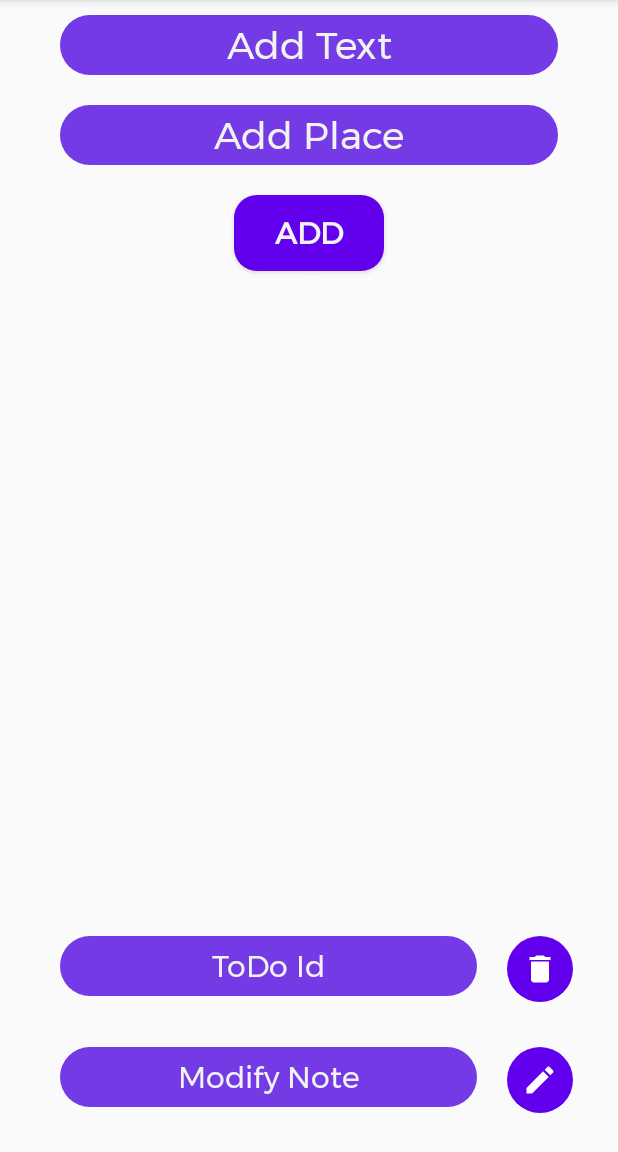
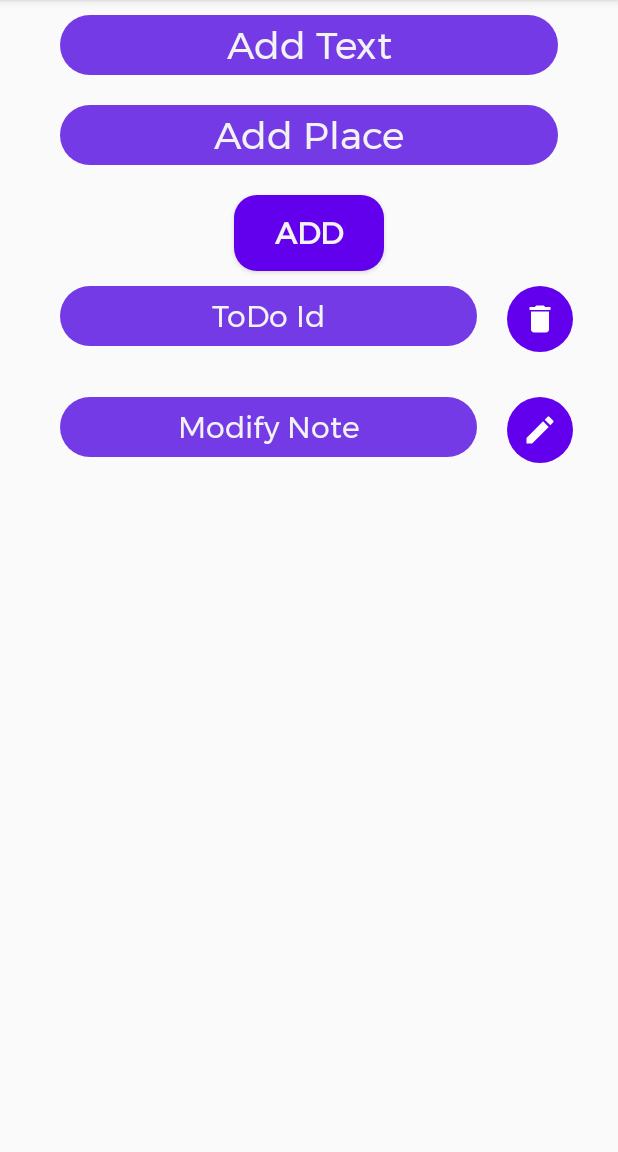
Before and after one commit to pichaelj/to-do-list-kotlin, an Android app: the screen it shows after launch (MainActivity), on a phone screen of 412 x 824 dp, the part 84-1236 px from its top. Run offline under Robolectric (Android 15) with nearby library versions, the phone set to English and light mode, and no system bars.

Commit message:
layouts modified; bugs fixed

```diff
--- a/app/src/main/res/layout/activity_main.xml
+++ b/app/src/main/res/layout/activity_main.xml
@@ -5,7 +5,7 @@
     android:layout_width="match_parent"
     android:layout_height="match_parent"
     android:orientation="vertical"
-    tools:context=".MainActivity">
+    tools:context=".activities.MainActivity">
 
     <EditText
         android:id="@+id/addTask"
@@ -58,23 +58,11 @@
         android:textSize="20sp"
         android:textStyle="bold" />
 
-    <androidx.recyclerview.widget.RecyclerView
-        android:id="@+id/notes_recycler_view"
-        android:layout_width="match_parent"
-        android:layout_height="wrap_content"
-        android:layout_marginStart="20dp"
-        android:layout_marginEnd="20dp"
-        android:scrollbars="vertical" />
-
-    <RelativeLayout
-        android:layout_width="match_parent"
-        android:layout_height="wrap_content">
 
     <LinearLayout
         android:id="@+id/delete_note_section"
         android:layout_width="match_parent"
         android:layout_height="wrap_content"
-            android:layout_above="@id/modify_note_section"
         android:orientation="horizontal"
         android:padding="10dp">
 
@@ -107,12 +95,10 @@
             app:srcCompat="@drawable/ic_delete_black_24dp" />
     </LinearLayout>
 
-
     <LinearLayout
         android:id="@+id/modify_note_section"
         android:layout_width="match_parent"
         android:layout_height="wrap_content"
-            android:layout_alignParentBottom="true"
         android:layout_marginTop="10dp"
         android:orientation="horizontal"
         android:padding="10dp">
@@ -151,6 +137,23 @@
             app:srcCompat="@drawable/ic_create_black_24dp" />
     </LinearLayout>
 
+    <androidx.recyclerview.widget.RecyclerView
+        android:id="@+id/notes_recycler_view"
+        android:layout_width="match_parent"
+        android:layout_height="wrap_content"
+        android:layout_marginStart="20dp"
+        android:layout_marginEnd="20dp"
+        android:scrollbars="vertical" />
+
+    <RelativeLayout
+        android:layout_width="match_parent"
+        android:layout_height="wrap_content">
+
+
+
+
+
+
     </RelativeLayout>
 
 
```
Also changed, not shown: app/src/main/res/layout/note_item.xml (+11 -11 lines). Lines whose indentation alone changed are shown as unchanged.
